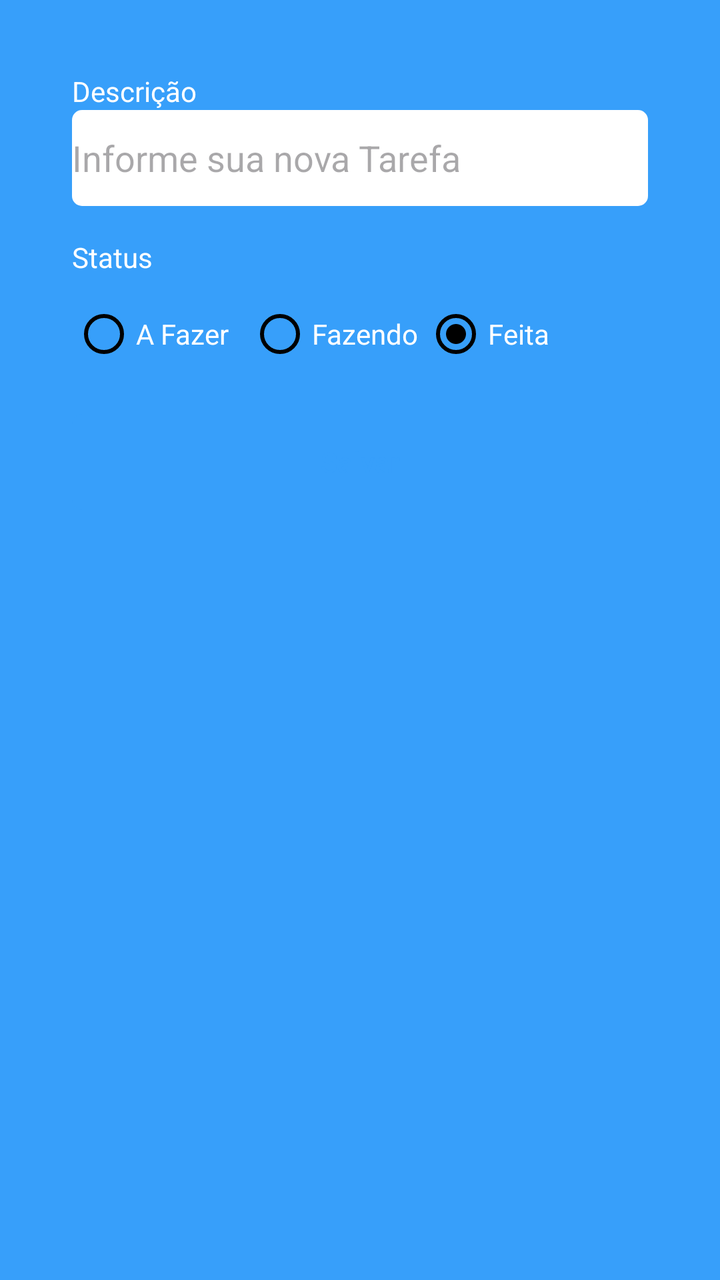
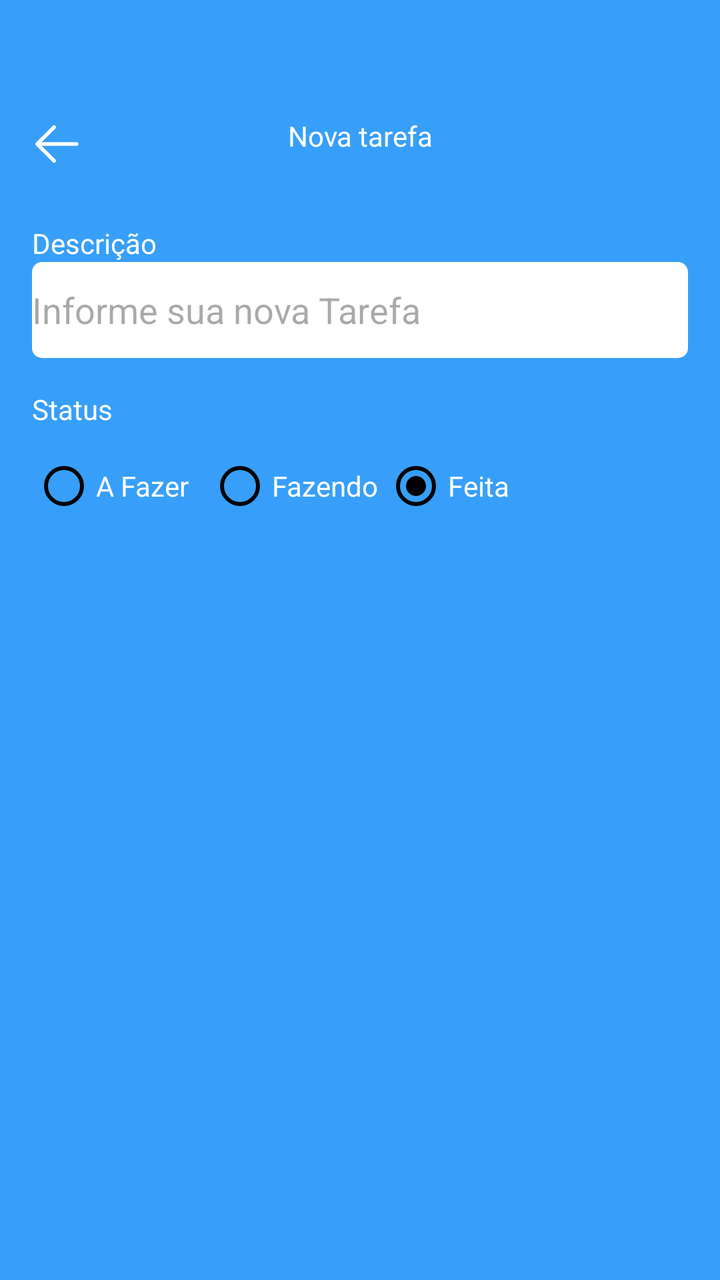

Before-and-after screenshots of an Android layout around one commit, followed by the original layout XML and the change that was made.
<!-- AndroidManifest.xml: application theme Theme.Task -->
<!-- res/layout/fragment_form_task.xml -->
<?xml version="1.0" encoding="utf-8"?>
<ScrollView xmlns:android="http://schemas.android.com/apk/res/android"
    xmlns:tools="http://schemas.android.com/tools"
    android:layout_width="match_parent"
    android:layout_height="match_parent"
    xmlns:app="http://schemas.android.com/apk/res-auto"
    tools:context=".ui.FormTaskFragment"
    android:padding="20dp"
    android:fillViewport="true">

<androidx.constraintlayout.widget.ConstraintLayout
    android:layout_width="match_parent"
    android:layout_height="match_parent"
    android:padding="16dp">

    <TextView
        android:id="@+id/textView"
        android:layout_width="wrap_content"
        android:layout_height="wrap_content"
        android:text="Descrição"
        android:textColor="@android:color/white"
        app:layout_constraintStart_toStartOf="parent"
        app:layout_constraintTop_toTopOf="parent" />

    <EditText
        android:id="@+id/editTextDescricao"
        android:layout_width="match_parent"
        android:layout_height="48dp"
        android:background="@drawable/bg_edit_text"
        android:hint="Informe sua nova Tarefa"
        app:layout_constraintEnd_toEndOf="parent"
        app:layout_constraintStart_toStartOf="parent"
        app:layout_constraintTop_toBottomOf="@+id/textView" />

    <TextView
        android:id="@+id/textViewStatus"
        android:layout_width="wrap_content"
        android:layout_height="wrap_content"
        android:layout_marginTop="16dp"
        android:text="Status"
        android:textColor="@color/white"
        app:layout_constraintStart_toStartOf="parent"
        app:layout_constraintTop_toBottomOf="@+id/editTextDescricao" />

    <RadioGroup
        android:layout_width="match_parent"
        android:layout_height="wrap_content"
        android:layout_marginTop="5dp"
        android:orientation="horizontal"
        android:id="@+id/radioGroup"
        app:layout_constraintEnd_toEndOf="parent"
        app:layout_constraintStart_toStartOf="parent"
        app:layout_constraintTop_toBottomOf="@+id/textViewStatus">
        <RadioButton
            android:layout_width="88dp"
            android:layout_height="48dp"
            android:buttonTint="@color/black"
            android:id="@+id/rbTodo"
            android:text="A Fazer"
            android:checked="true"
            android:theme="@style/MyRadioButton"
            android:textColor="@color/white" />
        <RadioButton
            android:layout_width="88dp"
            android:layout_height="48dp"
            android:buttonTint="@color/black"
            android:id="@+id/rbDoing"
            android:text="Fazendo"
            android:checked="true"
            android:theme="@style/MyRadioButton"
            android:textColor="@color/white" />
        <RadioButton
            android:layout_width="88dp"
            android:layout_height="48dp"
            android:buttonTint="@color/black"
            android:id="@+id/rbDone"
            android:text="Feita"
            android:checked="true"
            android:theme="@style/MyRadioButton"
            android:textColor="@color/white" />
    </RadioGroup>

    <com.google.android.material.button.MaterialButton
        android:id="@+id/buttonSave"
        android:layout_width="match_parent"
        android:layout_height="wrap_content"
        android:layout_marginTop="16dp"
        android:background="@drawable/bg_btn"
        android:text="Salvar"
        android:textAllCaps="false"
        android:textColor="@color/color_default"
        android:backgroundTint="@null"
        tools:layout_editor_absoluteX="16dp"
        tools:layout_editor_absoluteY="221dp"
        app:layout_constraintEnd_toEndOf="parent"
        app:layout_constraintStart_toStartOf="parent"
        app:layout_constraintTop_toBottomOf="@+id/radioGroup"/>

    <ProgressBar
        android:layout_width="wrap_content"
        android:layout_height="wrap_content"
        android:id="@+id/progressBar"
        android:layout_marginTop="8dp"
        android:layout_gravity="center"
        android:indeterminateTint="@color/white"
        android:visibility="invisible"
        tools:layout_editor_absoluteX="152dp"
        tools:layout_editor_absoluteY="278dp"
        tools:visibility="visible"
        app:layout_constraintEnd_toEndOf="parent"
        app:layout_constraintStart_toStartOf="parent"
        app:layout_constraintTop_toBottomOf="@+id/buttonSave"/>



</androidx.constraintlayout.widget.ConstraintLayout>
</ScrollView>
<!-- resources referenced by this layout -->
<resources>
  <color name="black">#FF000000</color>
  <color name="color_default">#379FFA</color>
  <color name="white">#FFFFFFFF</color>
  <!-- drawable bg_btn (drawable) -->
  <?xml version="1.0" encoding="utf-8"?>
  <shape xmlns:android="http://schemas.android.com/apk/res/android"
      android:shape="rectangle">
  
      <solid android:color="@color/white"/>
      <corners android:radius="5dp"/>
  
  </shape>
  <!-- drawable bg_edit_text (drawable) -->
  <?xml version="1.0" encoding="utf-8"?>
  <shape xmlns:android="http://schemas.android.com/apk/res/android"
      android:shape="rectangle">
  
      <solid android:color="@color/white"/>
      <corners android:radius="5dp"/>
  
  </shape>
  <style name="MyRadioButton" parent="Theme.AppCompat.Light">
          <item name="colorControlNormal">@color/black</item>
          <item name="colorControlActivated">@color/green</item>
      </style>
  <style name="Theme.Task" parent="Base.Theme.Task" />
  <color name="green">#88e788</color>
  <style name="Base.Theme.Task" parent="Theme.Material3.DayNight.NoActionBar">
          
          <item name="colorPrimary">@color/color_default</item>
          <item name="colorPrimaryVariant">@color/color_default</item>
          <item name="android:windowBackground">@color/color_default</item>
      </style>
</resources>

<!-- the commit's change to res/layout/fragment_form_task.xml (unified diff, before → after) -->
@@ -4,114 +4,136 @@
     android:layout_width="match_parent"
     android:layout_height="match_parent"
     xmlns:app="http://schemas.android.com/apk/res-auto"
-    tools:context=".ui.FormTaskFragment"
-    android:padding="20dp"
-    android:fillViewport="true">
+    tools:context=".ui.FormTaskFragment">
 
-<androidx.constraintlayout.widget.ConstraintLayout
-    android:layout_width="match_parent"
-    android:layout_height="match_parent"
-    android:padding="16dp">
-
-    <TextView
-        android:id="@+id/textView"
-        android:layout_width="wrap_content"
-        android:layout_height="wrap_content"
-        android:text="Descrição"
-        android:textColor="@android:color/white"
-        app:layout_constraintStart_toStartOf="parent"
-        app:layout_constraintTop_toTopOf="parent" />
-
-    <EditText
-        android:id="@+id/editTextDescricao"
-        android:layout_width="match_parent"
-        android:layout_height="48dp"
-        android:background="@drawable/bg_edit_text"
-        android:hint="Informe sua nova Tarefa"
-        app:layout_constraintEnd_toEndOf="parent"
-        app:layout_constraintStart_toStartOf="parent"
-        app:layout_constraintTop_toBottomOf="@+id/textView" />
-
-    <TextView
-        android:id="@+id/textViewStatus"
-        android:layout_width="wrap_content"
-        android:layout_height="wrap_content"
-        android:layout_marginTop="16dp"
-        android:text="Status"
-        android:textColor="@color/white"
-        app:layout_constraintStart_toStartOf="parent"
-        app:layout_constraintTop_toBottomOf="@+id/editTextDescricao" />
-
-    <RadioGroup
+    <LinearLayout
         android:layout_width="match_parent"
         android:layout_height="wrap_content"
-        android:layout_marginTop="5dp"
-        android:orientation="horizontal"
-        android:id="@+id/radioGroup"
-        app:layout_constraintEnd_toEndOf="parent"
-        app:layout_constraintStart_toStartOf="parent"
-        app:layout_constraintTop_toBottomOf="@+id/textViewStatus">
-        <RadioButton
-            android:layout_width="88dp"
-            android:layout_height="48dp"
-            android:buttonTint="@color/black"
-            android:id="@+id/rbTodo"
-            android:text="A Fazer"
-            android:checked="true"
-            android:theme="@style/MyRadioButton"
-            android:textColor="@color/white" />
-        <RadioButton
-            android:layout_width="88dp"
-            android:layout_height="48dp"
-            android:buttonTint="@color/black"
-            android:id="@+id/rbDoing"
-            android:text="Fazendo"
-            android:checked="true"
-            android:theme="@style/MyRadioButton"
-            android:textColor="@color/white" />
-        <RadioButton
-            android:layout_width="88dp"
-            android:layout_height="48dp"
-            android:buttonTint="@color/black"
-            android:id="@+id/rbDone"
-            android:text="Feita"
-            android:checked="true"
-            android:theme="@style/MyRadioButton"
-            android:textColor="@color/white" />
-    </RadioGroup>
+        android:orientation="vertical">
 
-    <com.google.android.material.button.MaterialButton
-        android:id="@+id/buttonSave"
-        android:layout_width="match_parent"
-        android:layout_height="wrap_content"
-        android:layout_marginTop="16dp"
-        android:background="@drawable/bg_btn"
-        android:text="Salvar"
-        android:textAllCaps="false"
-        android:textColor="@color/color_default"
-        android:backgroundTint="@null"
-        tools:layout_editor_absoluteX="16dp"
-        tools:layout_editor_absoluteY="221dp"
-        app:layout_constraintEnd_toEndOf="parent"
-        app:layout_constraintStart_toStartOf="parent"
-        app:layout_constraintTop_toBottomOf="@+id/radioGroup"/>
+        <com.google.android.material.appbar.MaterialToolbar
+            android:layout_width="match_parent"
+            android:layout_height="wrap_content"
+            android:id="@+id/toolbar"
+            app:navigationIcon="@drawable/ic_back"
+            android:paddingTop="40dp">
 
-    <ProgressBar
-        android:layout_width="wrap_content"
-        android:layout_height="wrap_content"
-        android:id="@+id/progressBar"
-        android:layout_marginTop="8dp"
-        android:layout_gravity="center"
-        android:indeterminateTint="@color/white"
-        android:visibility="invisible"
-        tools:layout_editor_absoluteX="152dp"
-        tools:layout_editor_absoluteY="278dp"
-        tools:visibility="visible"
-        app:layout_constraintEnd_toEndOf="parent"
-        app:layout_constraintStart_toStartOf="parent"
-        app:layout_constraintTop_toBottomOf="@+id/buttonSave"/>
+            <TextView
+                android:layout_width="wrap_content"
+                android:layout_height="wrap_content"
+                android:text="Nova tarefa"
+                android:textColor="@color/white"
+                android:layout_gravity="center_horizontal"/>
+
+        </com.google.android.material.appbar.MaterialToolbar>
+
+        <androidx.constraintlayout.widget.ConstraintLayout
+            android:layout_width="match_parent"
+            android:layout_height="match_parent"
+            android:padding="16dp">
+
+            <TextView
+                android:id="@+id/textView"
+                android:layout_width="wrap_content"
+                android:layout_height="wrap_content"
+                android:text="Descrição"
+                android:textColor="@android:color/white"
+                app:layout_constraintStart_toStartOf="parent"
+                app:layout_constraintTop_toTopOf="parent" />
+
+            <EditText
+                android:id="@+id/editTextDescricao"
+                android:layout_width="match_parent"
+                android:layout_height="48dp"
+                android:background="@drawable/bg_edit_text"
+                android:hint="Informe sua nova Tarefa"
+                app:layout_constraintEnd_toEndOf="parent"
+                app:layout_constraintStart_toStartOf="parent"
+                app:layout_constraintTop_toBottomOf="@+id/textView" />
+
+            <TextView
+                android:id="@+id/textViewStatus"
+                android:layout_width="wrap_content"
+                android:layout_height="wrap_content"
+                android:layout_marginTop="16dp"
+                android:text="Status"
+                android:textColor="@color/white"
+                app:layout_constraintStart_toStartOf="parent"
+                app:layout_constraintTop_toBottomOf="@+id/editTextDescricao" />
+
+            <RadioGroup
+                android:layout_width="match_parent"
+                android:layout_height="wrap_content"
+                android:layout_marginTop="5dp"
+                android:orientation="horizontal"
+                android:id="@+id/radioGroup"
+                app:layout_constraintEnd_toEndOf="parent"
+                app:layout_constraintStart_toStartOf="parent"
+                app:layout_constraintTop_toBottomOf="@+id/textViewStatus">
+                <RadioButton
+                    android:layout_width="88dp"
+                    android:layout_height="48dp"
+                    android:buttonTint="@color/black"
+                    android:id="@+id/rbTodo"
+                    android:text="A Fazer"
+                    android:checked="true"
+                    android:theme="@style/MyRadioButton"
+                    android:textColor="@color/white" />
+                <RadioButton
+                    android:layout_width="88dp"
+                    android:layout_height="48dp"
+                    android:buttonTint="@color/black"
+                    android:id="@+id/rbDoing"
+                    android:text="Fazendo"
+                    android:checked="true"
+                    android:theme="@style/MyRadioButton"
+                    android:textColor="@color/white" />
+                <RadioButton
+                    android:layout_width="88dp"
+                    android:layout_height="48dp"
+                    android:buttonTint="@color/black"
+                    android:id="@+id/rbDone"
+                    android:text="Feita"
+                    android:checked="true"
+                    android:theme="@style/MyRadioButton"
+                    android:textColor="@color/white" />
+            </RadioGroup>
+
+            <com.google.android.material.button.MaterialButton
+                android:id="@+id/buttonSave"
+                android:layout_width="match_parent"
+                android:layout_height="wrap_content"
+                android:layout_marginTop="16dp"
+                android:background="@drawable/bg_btn"
+                android:text="Salvar"
+                android:textAllCaps="false"
+                android:textColor="@color/color_default"
+                android:backgroundTint="@null"
+                tools:layout_editor_absoluteX="16dp"
+                tools:layout_editor_absoluteY="221dp"
+                app:layout_constraintEnd_toEndOf="parent"
+                app:layout_constraintStart_toStartOf="parent"
+                app:layout_constraintTop_toBottomOf="@+id/radioGroup"/>
+
+            <ProgressBar
+                android:layout_width="wrap_content"
+                android:layout_height="wrap_content"
+                android:id="@+id/progressBar"
+                android:layout_marginTop="8dp"
+                android:layout_gravity="center"
+                android:indeterminateTint="@color/white"
+                android:visibility="invisible"
+                tools:layout_editor_absoluteX="152dp"
+                tools:layout_editor_absoluteY="278dp"
+                tools:visibility="visible"
+                app:layout_constraintEnd_toEndOf="parent"
+                app:layout_constraintStart_toStartOf="parent"
+                app:layout_constraintTop_toBottomOf="@+id/buttonSave"/>
 
 
 
-</androidx.constraintlayout.widget.ConstraintLayout>
+        </androidx.constraintlayout.widget.ConstraintLayout>
+
+    </LinearLayout>
+
 </ScrollView>
<!-- resource entries referenced after the edit -->
@@ -21,6 +21,19 @@
       <corners android:radius="5dp"/>
   
   </shape>
+  <!-- drawable ic_back (drawable) -->
+  <vector xmlns:android="http://schemas.android.com/apk/res/android"
+      android:width="30dp"
+      android:height="30dp"
+      android:viewportWidth="1024"
+      android:viewportHeight="1024">
+    <path
+        android:pathData="M224,480h640a32,32 0,1 1,0 64H224a32,32 0,0 1,0 -64z"
+        android:fillColor="#FFFFFF"/>
+    <path
+        android:pathData="m237.2,512 l265.4,265.3a32,32 0,0 1,-45.3 45.3l-288,-288a32,32 0,0 1,0 -45.3l288,-288a32,32 0,1 1,45.3 45.3L237.2,512z"
+        android:fillColor="#FFFFFF"/>
+  </vector>
   <style name="MyRadioButton" parent="Theme.AppCompat.Light">
           <item name="colorControlNormal">@color/black</item>
           <item name="colorControlActivated">@color/green</item>
